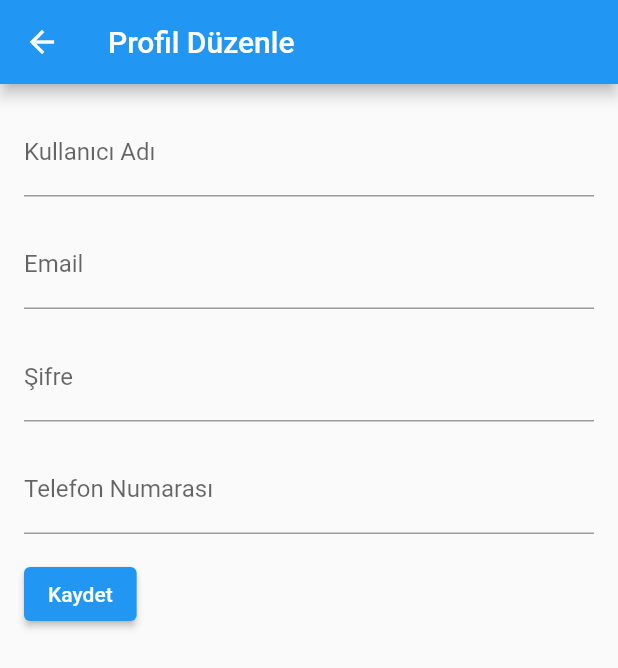
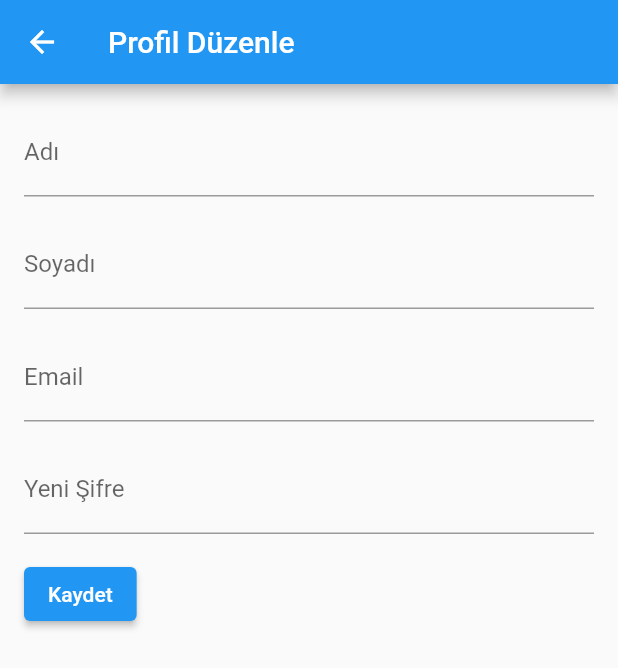
Before and after one commit to Ueliaz/mentallance, a Flutter app: the DoctorProfilePage widget shown alone on an empty page, opened directly, after a tap on "Düzenle", on a phone screen of 412 x 824 dp. Shown: the top 668 px of the screen. Run offline on Flutter 3.47's test engine with Material 2 defaults, Android fonts, the phone set to English and light mode, and no system bars; our stand-ins replace cloud_firestore, firebase_auth, firebase_core, logger, table_calendar; accounts and stored records are empty; network calls fail.

Commit message:
doktor profil düzenleme sayfası

```diff
--- a/lib/services/AuthenticationServices/doctor_auth_service.dart
+++ b/lib/services/AuthenticationServices/doctor_auth_service.dart
@@ -10,6 +10,7 @@ import 'package:mentallance/logger.dart';
 import 'package:mentallance/services/task_assignment.dart';
 import 'package:mentallance/theme/app_theme.dart';
 import 'package:mentallance/view/Profile/client_profile.dart';
+import 'package:mentallance/view/Profile/doctor_profile.dart';
 
 import '../../components/assets.dart';
 import '../../view/Survey/survey.dart';
@@ -29,7 +30,7 @@ Future<void> docSingin(BuildContext context, econtroller, pcontroller) async {
       email: econtroller.text,
       password: pcontroller.text,
     ).then((value) {
-      Navigator.pushAndRemoveUntil(context, MaterialPageRoute(builder: (context) => const MyWidget()), (route) => false);
+      Navigator.pushAndRemoveUntil(context, MaterialPageRoute(builder: (context) => const DoctorProfilePage()), (route) => false);
       return value;
     });
 
--- a/lib/view/Profile/doctor_profile.dart
+++ b/lib/view/Profile/doctor_profile.dart
@@ -1,3 +1,5 @@
+import 'package:cloud_firestore/cloud_firestore.dart';
+import 'package:firebase_auth/firebase_auth.dart';
 import 'package:flutter/material.dart';
 
 class DoctorProfilePage extends StatefulWidget {
@@ -9,6 +11,26 @@ class DoctorProfilePage extends StatefulWidget {
 
 class _DoctorProfilePageState extends State<DoctorProfilePage> {
   String name = 'İsim Soyisim';
+
+  @override
+  void initState() {
+    super.initState();
+    loadDoctorProfile();
+  }
+
+  Future<void> loadDoctorProfile() async {
+    final currentUser = FirebaseAuth.instance.currentUser;
+    final doctorId = currentUser?.uid;
+    final doctorSnapshot =
+        await FirebaseFirestore.instance.collection('KayitOlanDoktor').doc(doctorId).get();
+
+    if (doctorSnapshot.exists) {
+      final doctorData = doctorSnapshot.data();
+      setState(() {
+        name = '${doctorData?['DoktorIsim']} ${doctorData?['DoktorSoyisim']}';
+      });
+    }
+  }
 
   @override
   Widget build(BuildContext context) {
@@ -121,12 +143,18 @@ class WriteBlogPage extends StatelessWidget {
 
 class EditProfilePage extends StatelessWidget {
   final TextEditingController _nameController = TextEditingController();
+  final TextEditingController _surnameController = TextEditingController();
   final TextEditingController _emailController = TextEditingController();
   final TextEditingController _passwordController = TextEditingController();
-  final TextEditingController _phoneNumberController = TextEditingController();
+
+  final CollectionReference _doctorsCollection =
+      FirebaseFirestore.instance.collection('KayitOlanDoktor');
 
   @override
   Widget build(BuildContext context) {
+    final currentUser = FirebaseAuth.instance.currentUser;
+    final doctorId = currentUser?.uid;
+
     return Scaffold(
       appBar: AppBar(
         title: Text('Profil Düzenle'),
@@ -139,7 +167,14 @@ class EditProfilePage extends StatelessWidget {
             TextField(
               controller: _nameController,
               decoration: InputDecoration(
-                labelText: 'Kullanıcı Adı',
+                labelText: 'Adı',
+              ),
+            ),
+            SizedBox(height: 16.0),
+            TextField(
+              controller: _surnameController,
+              decoration: InputDecoration(
+                labelText: 'Soyadı',
               ),
             ),
             SizedBox(height: 16.0),
@@ -153,30 +188,27 @@ class EditProfilePage extends StatelessWidget {
             TextField(
               controller: _passwordController,
               decoration: InputDecoration(
-                labelText: 'Şifre',
+                labelText: 'Yeni Şifre',
               ),
-            ),
-            SizedBox(height: 16.0),
-            TextField(
-              controller: _phoneNumberController,
-              decoration: InputDecoration(
-                labelText: 'Telefon Numarası',
-              ),
+              obscureText: true,
             ),
             SizedBox(height: 16.0),
             ElevatedButton(
-              onPressed: () {
-                // Save button pressed
+              onPressed: () async {
                 String name = _nameController.text;
+                String surname = _surnameController.text;
                 String email = _emailController.text;
-                String password = _passwordController.text;
-                String phoneNumber = _phoneNumberController.text;
+                String newPassword = _passwordController.text;
 
-                // Perform the necessary operations with the entered data
-                // For example, you can update the user's profile in the database
+                await _doctorsCollection.doc(doctorId).update({
+                  'DoktorIsim': name,
+                  'DoktorSoyisim': surname,
+                  'DoktorEmail': email,
+                });
 
-                // Return the updated name to the previous screen
-                Navigator.pop(context, name);
+                await currentUser?.updatePassword(newPassword);
+
+                Navigator.pop(context, '$name $surname');
               },
               child: Text('Kaydet'),
             ),
```
Also changed, not shown: lib/view/Sent_message/sent_message.dart (+6 -8 lines).
